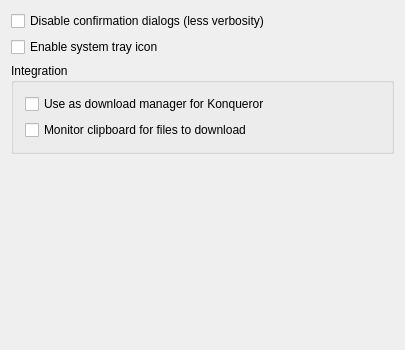
First picture: the form in conf/dlgadvanced.ui, repository KDE/kget, before the edit.
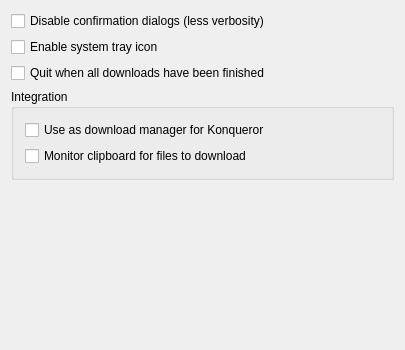
Second picture: the form after the edit.

Commit message: Bug 131690: An "quit after download is complete" option

Diff of the .ui file:
```diff
--- a/conf/dlgadvanced.ui
+++ b/conf/dlgadvanced.ui
@@ -24,6 +24,13 @@
      </property>
     </widget>
    </item>
+   <item>
+    <widget class="QCheckBox" name="kcfg_QuitAfterCompletedTransfer" >
+     <property name="text" >
+      <string>Quit when all downloads have been finished</string>
+     </property>
+    </widget>
+   </item>
    <item>
     <widget class="QGroupBox" name="groupBox4" >
      <property name="title" >
```
The commit also changes 4 other files.
